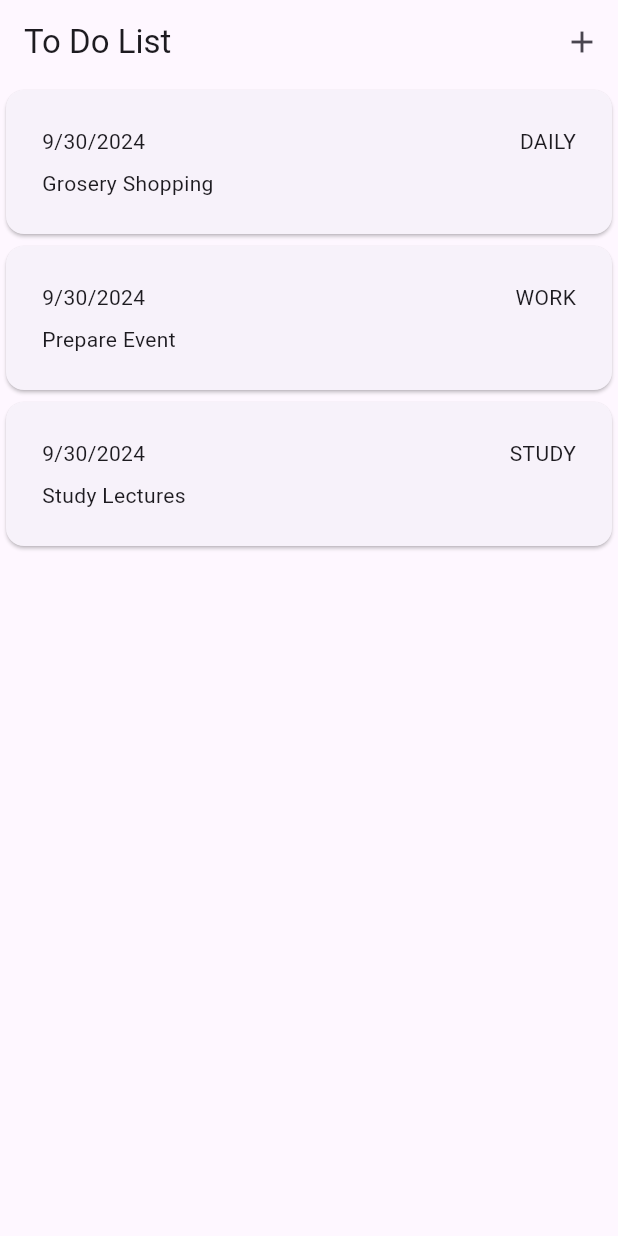
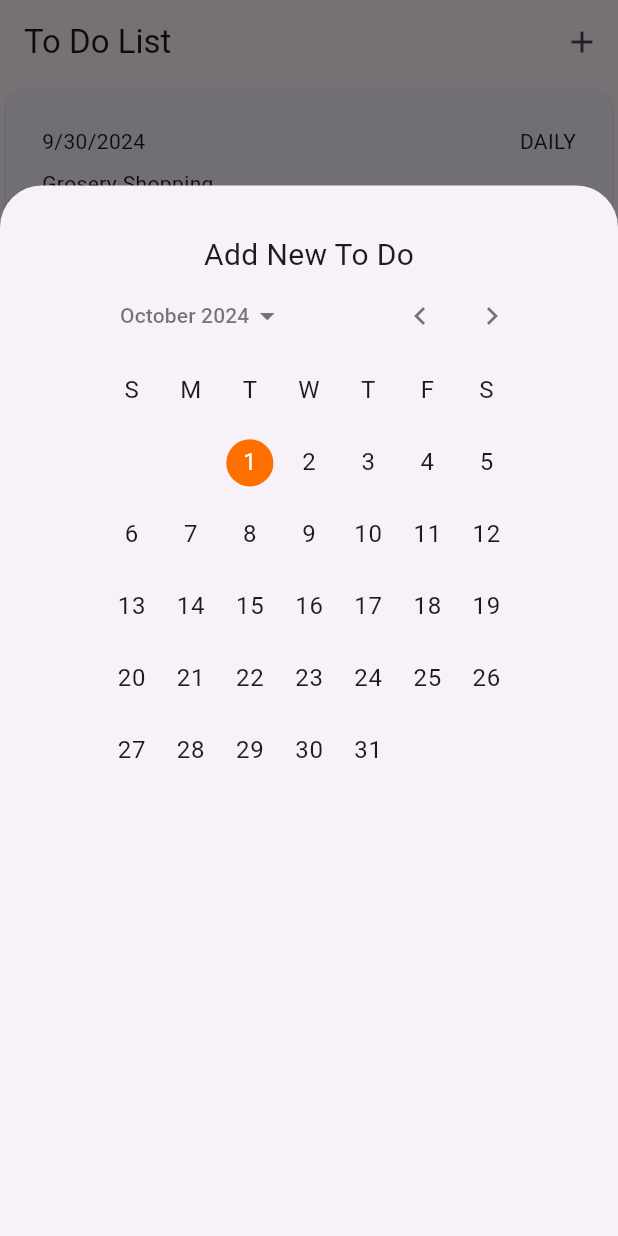
Before and after one commit to Inna18/flutter-todo-calendar, a Flutter app: the screen it shows after launch, after a tap on the "add" icon, on a phone screen of 412 x 824 dp. Run offline on Flutter 3.47's test engine with Material 3 defaults, Android fonts, the phone set to English and light mode, and no system bars; drawn by our look-alikes of calendar_date_picker2.

Commit message:
func: add todo_add widget (overlay), use calendarDatePicker2 (test)

```diff
--- a/lib/main.dart
+++ b/lib/main.dart
@@ -5,8 +5,7 @@ void main() {
   runApp(const MyApp());
 }
 
-class MyApp extends StatelessWidget {
-  const MyApp({super.key});
+class MyApp extends StatelessWidget {  const MyApp({super.key});
 
   // This widget is the root of your application.
   @override
--- /dev/null
+++ b/lib/widgets/todo_add.dart
@@ -0,0 +1,96 @@
+import 'package:calendar_date_picker2/calendar_date_picker2.dart';
+import 'package:flutter/material.dart';
+import 'package:intl/date_symbol_data_local.dart';
+
+class TodoAdd extends StatefulWidget {
+  const TodoAdd({super.key});
+
+  @override
+  State<StatefulWidget> createState() {
+    return _TodoAddState();
+  }
+}
+
+class _TodoAddState extends State<TodoAdd> {
+  @override
+  Widget build(BuildContext context) {
+    initializeDateFormatting(Localizations.localeOf(context).languageCode);
+
+    final config = CalendarDatePicker2Config(
+      selectedDayHighlightColor: Colors.amber[900],
+      weekdayLabels: ['Sun', 'Mon', 'Tue', 'Wed', 'Thu', 'Fri', 'Sat'],
+      weekdayLabelTextStyle: const TextStyle(
+        color: Colors.black87,
+        fontWeight: FontWeight.bold,
+      ),
+      firstDayOfWeek: 1,
+      controlsHeight: 50,
+      dayMaxWidth: 25,
+      animateToDisplayedMonthDate: true,
+      controlsTextStyle: const TextStyle(
+        color: Colors.black,
+        fontSize: 15,
+        fontWeight: FontWeight.bold,
+      ),
+      dayTextStyle: const TextStyle(
+        color: Colors.amber,
+        fontWeight: FontWeight.bold,
+      ),
+      disabledDayTextStyle: const TextStyle(
+        color: Colors.grey,
+      ),
+      centerAlignModePicker: true,
+      useAbbrLabelForMonthModePicker: true,
+      modePickersGap: 0,
+      modePickerTextHandler: ({required monthDate, isMonthPicker}) {
+        if (isMonthPicker ?? false) {
+          // Custom month picker text
+          return '${getLocaleShortMonthFormat(const Locale('en')).format(monthDate)} C';
+        }
+
+        return null;
+      },
+      firstDate: DateTime(DateTime.now().year - 2, DateTime.now().month - 1,
+          DateTime.now().day - 5),
+      lastDate: DateTime(DateTime.now().year + 3, DateTime.now().month + 2,
+          DateTime.now().day + 10),
+      selectableDayPredicate: (day) =>
+          !day
+              .difference(DateTime.now().add(const Duration(days: 3)))
+              .isNegative &&
+          day.isBefore(DateTime.now().add(const Duration(days: 30))),
+    );
+
+    return SizedBox(
+      height: MediaQuery.of(context).size.height * 0.85,
+      child: Padding(
+        padding: const EdgeInsets.symmetric(horizontal: 16, vertical: 32),
+        child: Column(
+          children: [
+            const Row(
+              mainAxisAlignment: MainAxisAlignment.center,
+              children: [
+                Text(
+                  "Add New To Do",
+                  style: TextStyle(fontSize: 20),
+                )
+              ],
+            ),
+            Row(
+              mainAxisAlignment: MainAxisAlignment.center,
+              children: [
+                SizedBox(
+                  width: 300,
+                  child: CalendarDatePicker2(
+                    config: config,
+                    value: [DateTime.now().add(const Duration(days: 1))],
+                  ),
+                )
+              ],
+            )
+          ],
+        ),
+      ),
+    );
+  }
+}
--- a/lib/widgets/todos.dart
+++ b/lib/widgets/todos.dart
@@ -1,5 +1,6 @@
 import 'package:flutter/material.dart';
 import 'package:todo_calendar_app/models/todo.dart';
+import 'package:todo_calendar_app/widgets/todo_add.dart';
 import 'package:todo_calendar_app/widgets/todos_list.dart';
 
 class Todos extends StatefulWidget {
@@ -25,14 +26,48 @@ class _TodoState extends State<Todos> {
         content: 'Study Lectures',
         date: DateTime.now(),
         categoty: Category.study),
+    Todo(
+        content: 'Grosery Shopping',
+        date: DateTime.now(),
+        categoty: Category.daily),
+    Todo(
+        content: 'Prepare Event',
+        date: DateTime.now(),
+        categoty: Category.work),
+    Todo(
+        content: 'Study Lectures',
+        date: DateTime.now(),
+        categoty: Category.study),
+    Todo(
+        content: 'Grosery Shopping',
+        date: DateTime.now(),
+        categoty: Category.daily),
+    Todo(
+        content: 'Prepare Event',
+        date: DateTime.now(),
+        categoty: Category.work),
+    Todo(
+        content: 'Study Lectures',
+        date: DateTime.now(),
+        categoty: Category.study),
   ];
+
+  void _openAddOverlay() {
+    showModalBottomSheet(
+      isScrollControlled: true,
+      context: context,
+      builder: (ctx) => TodoAdd(),
+    );
+  }
 
   @override
   Widget build(BuildContext context) {
     return Scaffold(
       appBar: AppBar(
         title: const Text('To Do List'),
-        actions: [IconButton(onPressed: () {}, icon: const Icon(Icons.add))],
+        actions: [
+          IconButton(onPressed: _openAddOverlay, icon: const Icon(Icons.add))
+        ],
       ),
       body: Column(
         children: [
--- a/pubspec.yaml
+++ b/pubspec.yaml
@@ -1,5 +1,5 @@
 name: todo_calendar_app
-description: "A new Flutter project."
+description: 'A new Flutter project.'
 # The following line prevents the package from being accidentally published to
 # pub.dev using `flutter pub publish`. This is preferred for private packages.
 publish_to: 'none' # Remove this line if you wish to publish to pub.dev
@@ -31,12 +31,12 @@ dependencies:
   flutter:
     sdk: flutter
 
-
   # The following adds the Cupertino Icons font to your application.
   # Use with the CupertinoIcons class for iOS style icons.
   cupertino_icons: ^1.0.6
   uuid: ^4.5.1
   intl: ^0.19.0
+  calendar_date_picker2: ^1.1.7
 
 dev_dependencies:
   flutter_test:
@@ -54,7 +54,6 @@ dev_dependencies:
 
 # The following section is specific to Flutter packages.
 flutter:
-
   # The following line ensures that the Material Icons font is
   # included with your application, so that you can use the icons in
   # the material Icons class.
```
Also changed, not shown: pubspec.lock.
